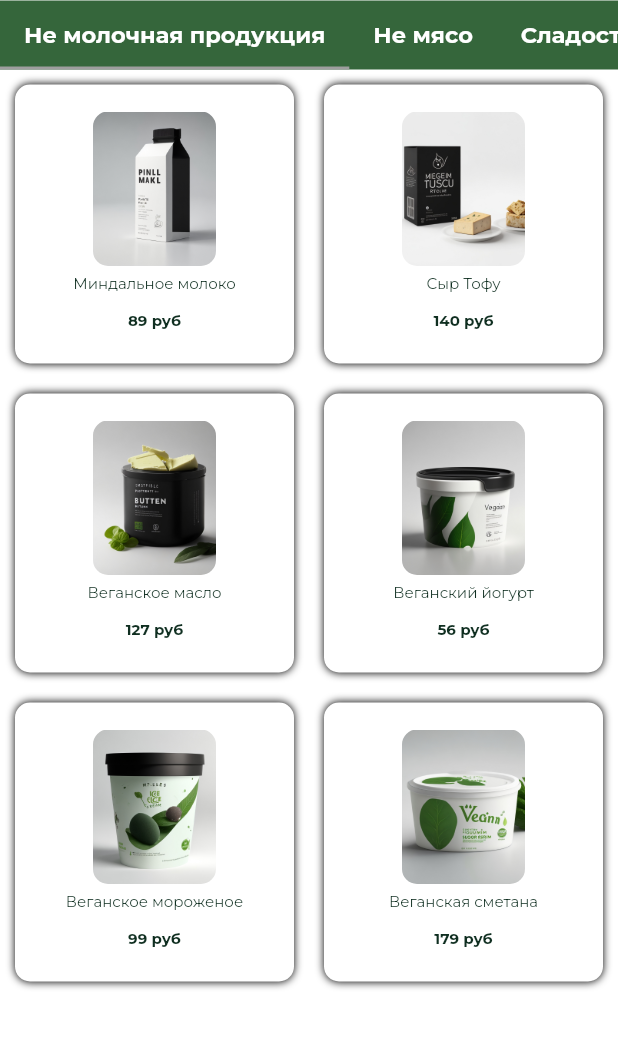
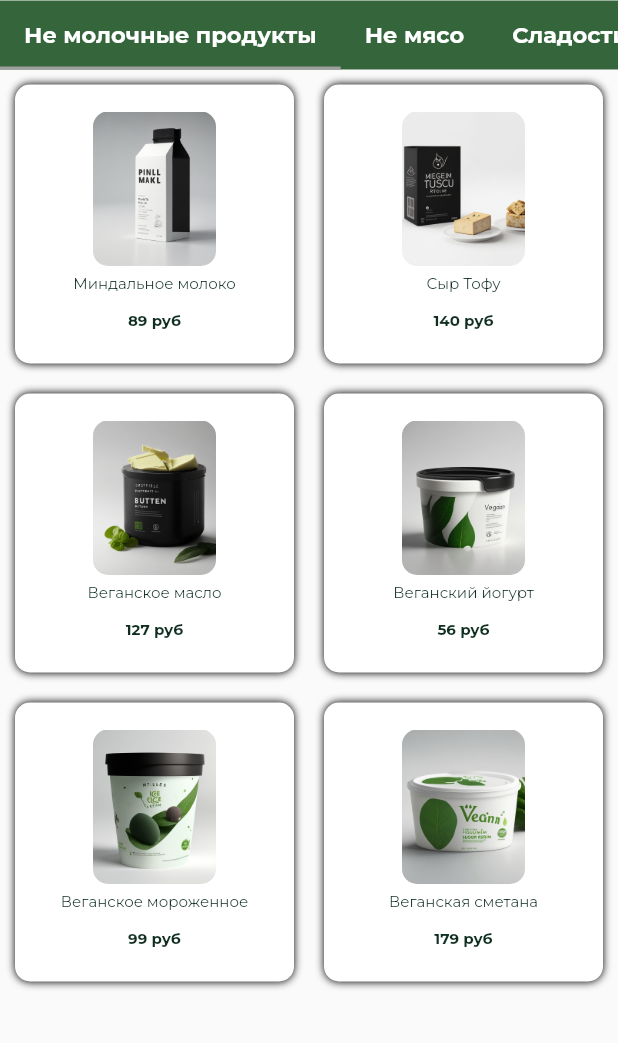
Before and after one commit to konass/VeganShop, a Flutter app: the screen it shows after launch, on a phone screen of 412 x 824 dp, the part 193-1236 px from its top. Run offline on Flutter 3.47's test engine with Material 2 defaults, Android fonts, the phone set to English and light mode, and no system bars.

Commit message:
Second commit

```diff
--- a/lib/componets/my_tab.dart
+++ b/lib/componets/my_tab.dart
@@ -1,25 +1,27 @@
 import 'package:flutter/cupertino.dart';
 import 'package:flutter/material.dart';
-import 'package:task_online_shop/theme/AppColors.dart';
+import 'package:task_online_shop/model/category.dart';
+
+import '../theme/app_colors.dart';
+
 class MyTab extends StatelessWidget {
-  final String tabsText;
-  const MyTab({super.key, required this.tabsText});
+  final ProductCategory category;
+
+  const MyTab({super.key, required this.category});
 
   @override
   Widget build(BuildContext context) {
-    return  Tab(
+    return Tab(
       height: 44,
       child: Container(
         color: AppColors.primaryColor,
-        child: Text(
-          tabsText,
+        child: Text(category.name!,
             style: TextStyle(
               fontSize: 15,
               color: Colors.white,
               fontFamily: 'Montserrat',
               fontWeight: FontWeight.bold,
-            )
-        ),
+            )),
       ),
     );
   }
--- a/lib/componets/product_item.dart
+++ b/lib/componets/product_item.dart
@@ -1,20 +1,19 @@
-import 'package:flutter/cupertino.dart';
 import 'package:flutter/material.dart';
+import 'package:task_online_shop/model/product.dart';
 
-import '../model/Product.dart';
-import '../theme/AppColors.dart';
+import '../theme/app_colors.dart';
 
 class ProductItem extends StatelessWidget {
   final Product product;
+
   const ProductItem({
     super.key,
-  required this.product,});
+    required this.product,
+  });
 
   @override
   Widget build(BuildContext context) {
     return Container(
-      width: 151,
-      height: 800,
       decoration: BoxDecoration(
         color: Colors.white,
         borderRadius: BorderRadius.circular(10),
@@ -26,37 +25,37 @@ class ProductItem extends StatelessWidget {
       ),
       margin: EdgeInsets.all(10),
       // padding: EdgeInsets.all(20),
-      child: Expanded(
       child: Column(
         crossAxisAlignment: CrossAxisAlignment.center,
         mainAxisAlignment: MainAxisAlignment.spaceAround,
         children: [
-          SizedBox(height: 18,),
+          SizedBox(
+            height: 18,
+          ),
           Container(
             width: 82,
-            height:  103,
-            decoration: BoxDecoration(borderRadius: BorderRadius.circular(10),
+            height: 103,
+            decoration: BoxDecoration(
+                borderRadius: BorderRadius.circular(10),
                 image: DecorationImage(
-                  image: AssetImage(product.urlToImage),
+                  image: AssetImage(product.urlToImage!),
                   fit: BoxFit.cover,
-     )
+                )),
           ),
+          SizedBox(
+            height: 5,
           ),
-        SizedBox(height: 5,),
           Expanded(
               child: Column(
                   crossAxisAlignment: CrossAxisAlignment.center,
                   mainAxisAlignment: MainAxisAlignment.spaceBetween,
-              children:[
-                Text(
-                    product.title,
+                  children: [
+                Text(product.title!,
                     style: TextStyle(
                         fontSize: 10,
                         color: AppColors.textColor,
                         fontFamily: 'Montserrat',
-                        fontWeight: FontWeight.normal
-                    )
-                ),
+                        fontWeight: FontWeight.normal)),
                 // Text(
                 //     product.subtitle,
                 //     style: TextStyle(
@@ -66,22 +65,18 @@ class ProductItem extends StatelessWidget {
                 //         fontWeight: FontWeight.normal
                 //     )
                 // ),
-                Text(
-                    product.price,
+                Text(product.price!,
                     style: TextStyle(
                       fontSize: 10,
                       color: AppColors.textColor,
                       fontFamily: 'Montserrat',
                       fontWeight: FontWeight.bold,
+                    )),
+                SizedBox(
+                  height: 10,
                 )
-                ),
-                SizedBox(height: 10,)
-              ]
-
-            )
-        )
+              ]))
         ],
-     ),
       ),
     );
   }
--- a/lib/componets/tabs_items.dart
+++ b/lib/componets/tabs_items.dart
@@ -1,7 +1,18 @@
-import 'package:flutter/cupertino.dart';
+import 'dart:convert';
 import 'package:task_online_shop/componets/my_tab.dart';
+import 'package:flutter/services.dart' as rootBundle;
+import 'package:task_online_shop/model/category.dart';
 
+Future<List<ProductCategory>> loadCategoriesFromJson() async {
+  final String data =
+      await rootBundle.rootBundle.loadString('assets/data.json');
+  final Map<String, dynamic> jsonData = json.decode(data);
+  List<dynamic> categoryList = jsonData['categories'];
+  return categoryList
+      .map((category) => ProductCategory.fromJson(category))
+      .toList();
+}
 
-  List<Widget> tabsItems  = [
-    MyTab(tabsText:"Не молочная продукция" ), MyTab(tabsText: "Не мясо"), MyTab(tabsText: "Сладости")
-];
+List<MyTab> createTabs(List<ProductCategory> categories) {
+  return categories.map((category) => MyTab(category: category)).toList();
+}
--- a/lib/main.dart
+++ b/lib/main.dart
@@ -1,6 +1,7 @@
 import 'package:flutter/material.dart';
 import 'package:task_online_shop/pages/intro_page.dart';
-import 'package:task_online_shop/theme/AppColors.dart';
+import 'package:task_online_shop/theme/app_colors.dart';
+
 
 void main() => runApp(const OnlineShop ());
 class OnlineShop extends StatelessWidget {
--- /dev/null
+++ b/lib/model/category.dart
@@ -0,0 +1,11 @@
+class ProductCategory {
+  int? id;
+  String? name;
+
+  ProductCategory({this.id, this.name});
+
+  ProductCategory.fromJson(Map<String, dynamic> json) {
+    id = json['id'];
+    name = json['name'];
+  }
+}
--- a/lib/model/product.dart
+++ b/lib/model/product.dart
@@ -1,10 +1,30 @@
 class Product {
-  String title ;
-  String price ;
-  String urlToImage ;
-  String category ;
-  String subtitle ;
+  int? id;
 
+  String? title;
 
-  Product({ required this.title, required this.price,required this.urlToImage, required this.category, required this.subtitle});
+  String? price;
+
+  String? urlToImage;
+
+  int? categoryId;
+
+  String? subtitle;
+
+  Product(
+      {this.id,
+      this.title,
+      this.price,
+      this.urlToImage,
+      this.categoryId,
+      this.subtitle});
+
+  Product.fromJson(Map<String, dynamic> json) {
+    id = json['id'];
+    title = json['title'];
+    price = json['price'];
+    urlToImage = json['urlToImage'];
+    categoryId = json['categoryId'];
+    subtitle = json['subtitle'];
+  }
 }
--- a/lib/pages/Tab/dairy_product_tab.dart
+++ /dev/null
@@ -1,21 +0,0 @@
-import 'package:flutter/cupertino.dart';
-import 'package:task_online_shop/pages/product_page.dart';
-
-import '../../model/Product.dart';
-
-class DairyProductsTab extends StatelessWidget {
-
-List dairyProductItems = [
-  Product(title:"Миндальное молоко", subtitle: "PlantMilk", price: "89 руб", urlToImage: "assets/plant_milk.jpg",category: "Не молочная продукция"),
-  Product(title:"Сыр Тофу" , subtitle: "Vegan Cheese",price: "140 руб", urlToImage: "assets/vegan_cheese.jpg", category: "Не молочная продукция"),
-  Product(title:"Веганское масло" , subtitle: "Vegan butter",price: "127 руб", urlToImage: "assets/vegan_butter.jpg", category: "Не молочная продукция"),
-  Product(title:"Веганский йогурт" , subtitle: "Vegan yogurt",price: "56 руб", urlToImage: "assets/vegan_yogurt.jpg", category: "Не молочная продукция"),
-  Product(title:"Веганское мороженое" , subtitle: "Vegan Ice Cream",price: "99 руб", urlToImage: "assets/ice_cream.jpg", category: "Не молочная продукция"),
-  Product(title:"Веганская сметана" , subtitle: "Vegan sour",price: "179 руб", urlToImage: "assets/vegan_sour_cream.jpg", category: "Не молочная продукция"),
-  ];
-
-  @override
-  Widget build(BuildContext context) {
-    return  ProductPage(productItems: dairyProductItems);
-  }
-}
--- a/lib/pages/home_page.dart
+++ b/lib/pages/home_page.dart
@@ -1,9 +1,9 @@
 import 'package:flutter/material.dart';
 import 'package:task_online_shop/componets/tabs_items.dart';
-import '../theme/AppColors.dart';
-import 'Tab/dairy_product_tab.dart';
-import 'Tab/meat_tab.dart';
-import 'Tab/sweetness_tab.dart';
+import 'package:task_online_shop/model/category.dart';
+import 'package:task_online_shop/pages/product_page.dart';
+import '../theme/app_colors.dart';
+
 class HomePage extends StatefulWidget {
   const HomePage({Key? key}) : super(key: key);
 
@@ -16,18 +16,28 @@ class _HomePageState extends State<HomePage> {
   void initState() {
     super.initState();
   }
+
   @override
   Widget build(BuildContext context) {
-    return DefaultTabController(length: tabsItems.length,
-      child: Scaffold(
+    return Scaffold(
         backgroundColor: Colors.white,
-      body: Center(
+        body: FutureBuilder(
+            future: loadCategoriesFromJson(),
+            //  body: Center(
+            builder: (BuildContext context, AsyncSnapshot<dynamic> snapshot) {
+              if (snapshot.hasError) {
+                return Center(child: Text("${snapshot.error}"));
+              } else if (snapshot.hasData) {
+                var categoryList = snapshot.data as List<ProductCategory>;
+                return DefaultTabController(
+                  length: categoryList.length,
                   child: Column(
-          children:[
+                    children: [
                       Row(
                         children: [
                           Padding(
-        padding : EdgeInsets.only(left: 25, top: 27, right: 30),
+                            padding:
+                                EdgeInsets.only(left: 25, top: 27, right: 30),
                             child: Image.asset(
                               'assets/vegan_logo.jpg',
                               width: 81,
@@ -39,55 +49,53 @@ class _HomePageState extends State<HomePage> {
                             mainAxisAlignment: MainAxisAlignment.center,
                             children: [
                               Padding(
-                  padding: EdgeInsets.only(top:40),
-                  child: Text(
-                      'Plant world',
+                                padding: EdgeInsets.only(top: 40),
+                                child: Text('Plant world',
                                     style: TextStyle(
                                         fontSize: 24,
                                         color: AppColors.textColor,
                                         fontFamily: 'Montserrat',
-                          fontWeight: FontWeight.bold
-                      )
+                                        fontWeight: FontWeight.bold)),
                               ),
+                              SizedBox(
+                                height: 5,
                               ),
-                SizedBox(height: 5,),
-                Text(
-                    'Vegan online store',
+                              Text('Vegan online store',
                                   style: TextStyle(
                                       fontSize: 16,
                                       color: AppColors.textColor,
                                       fontFamily: 'Montserrat',
-                        fontWeight: FontWeight.normal
-                    )
-                ),
+                                      fontWeight: FontWeight.normal)),
                             ],
                           ),
                         ],
                       ),
-            const SizedBox(height: 24,),
+                      const SizedBox(
+                        height: 24,
+                      ),
                       Container(
                           color: AppColors.primaryColor,
                           width: double.infinity,
-           child:  TabBar(
+                          child: TabBar(
                               indicatorColor: Colors.grey,
                               isScrollable: true,
-             tabs: tabsItems,
-             onTap: (index){
-             },
-           )
-            ),
+                              tabs: createTabs(categoryList),
+                              onTap: (index) {})),
                       Expanded(
                         child: TabBarView(
-                children: [
-                  DairyProductsTab(),
-                  MeatTab(),
-                  SweetnessTab(),
+                            children: createTabs(categoryList)
+                                .map((category) =>
+                                    ProductPage(category: category.category))
+                                .toList()),
+                      ),
                     ],
                   ),
-            ),
-        ], ),
-    ),
-      ),
+                );
+              } else {
+                return Center(
+                  child: CircularProgressIndicator(),
                 );
               }
+            }));
   }
+}
--- a/lib/pages/product_page.dart
+++ b/lib/pages/product_page.dart
@@ -1,22 +1,52 @@
-import 'dart:ffi';
+import 'dart:convert';
+import 'package:flutter/cupertino.dart';
+import 'package:flutter/material.dart';
+import 'package:task_online_shop/componets/product_item.dart';
+import 'package:task_online_shop/model/category.dart';
+import 'package:flutter/services.dart' as rootBundle;
 
-import 'package:flutter/cupertino.dart';
-import 'package:task_online_shop/componets/product_item.dart';
-
+import '../model/product.dart';
 
 class ProductPage extends StatelessWidget {
-  final List productItems;
-  const ProductPage({required this.productItems});
+  final ProductCategory category;
+
+  const ProductPage({required this.category});
+
+  Future<List<Product>> loadProductFromJson() async {
+    final String data =
+        await rootBundle.rootBundle.loadString('assets/data.json');
+    final Map<String, dynamic> jsonData = json.decode(data);
+    List<dynamic> productList = jsonData['products'];
+    return productList.map((product) => Product.fromJson(product)).toList();
+  }
 
   @override
   Widget build(BuildContext context) {
-    return GridView.builder(
-        gridDelegate:  const SliverGridDelegateWithFixedCrossAxisCount(
-      crossAxisCount: 2,
-    ),
-        itemCount: productItems.length,
-        itemBuilder: (context, index){
-          return ProductItem(product: productItems[index]);
-        });
+    return Scaffold(
+        body: FutureBuilder(
+            future: loadProductFromJson(),
+            builder: (BuildContext context, AsyncSnapshot<dynamic> snapshot) {
+              if (snapshot.hasError) {
+                return Center(child: Text("${snapshot.error}"));
+              } else if (snapshot.hasData) {
+                var productList = snapshot.data as List<Product>;
+                List<Product> productListByCategory = productList
+                    .where((product) => product.categoryId == category.id)
+                    .toList();
+                return GridView.builder(
+                    gridDelegate:
+                        const SliverGridDelegateWithFixedCrossAxisCount(
+                      crossAxisCount: 2,
+                    ),
+                    itemCount: productListByCategory.length,
+                    itemBuilder: (context, index) {
+                      return ProductItem(product: productListByCategory[index]);
+                    });
+              } else {
+                return Center(
+                  child: CircularProgressIndicator(),
+                );
+              }
+            }));
   }
 }
```
Also changed, not shown: assets/data.json (added, +122 -0 lines), lib/pages/Tab/meat_tab.dart (deleted, +0 -22 lines), lib/pages/Tab/sweetness_tab.dart (deleted, +0 -21 lines), lib/pages/intro_page.dart (+22 -23 lines), pubspec.yaml (+20 -18 lines), assets/image_error.png (added), lib/theme/app_colors.dart (renamed from lib/theme/AppColors.dart). Lines whose indentation alone changed are shown as unchanged.
